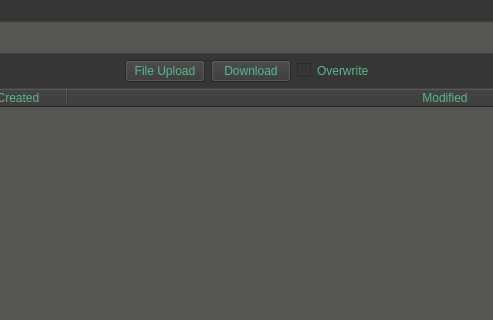
Qt form ibridgesgui/ui_files/tabBrowser.ui (iBridges-for-iRODS/iBridges-GUI) before a commit; both pictures show x 444 to 937 and y 0 to 320 of the 1278 by 818 pixel window.
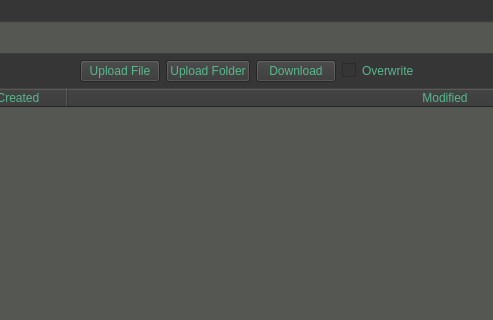
The same form after that commit. Icons and pictures are not drawn.

Diff of the .ui file:
```diff
--- a/ibridgesgui/ui_files/tabBrowser.ui
+++ b/ibridgesgui/ui_files/tabBrowser.ui
@@ -172,7 +172,14 @@
        <item>
         <widget class="QPushButton" name="UploadButton">
          <property name="text">
-          <string>File Upload</string>
+          <string>Upload File</string>
+         </property>
+        </widget>
+       </item>
+       <item>
+        <widget class="QPushButton" name="folderUploadButton">
+         <property name="text">
+          <string>Upload Folder</string>
          </property>
         </widget>
        </item>
```
